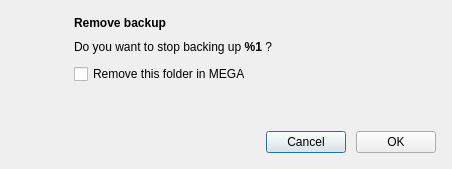
This is src/MEGASync/gui/macx/RemoveBackupDialog.ui in meganz/MEGAsync as Qt 5 draws it before an edit. The edited form follows.
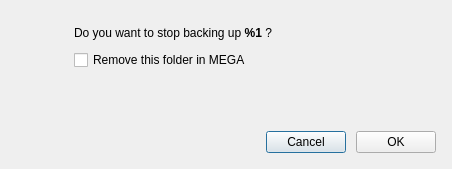
This is the edited form. Icons and pictures are not drawn.

Commit message:
Limit the display of modal dialog embedded title label
To only when and where necessary.

What changed in the file:
```diff
--- a/src/MEGASync/gui/macx/RemoveBackupDialog.ui
+++ b/src/MEGASync/gui/macx/RemoveBackupDialog.ui
@@ -56,19 +56,6 @@
      </property>
     </widget>
    </item>
-   <item row="0" column="1">
-    <widget class="QLabel" name="macOSBigSurTitleLabel">
-     <property name="font">
-      <font>
-       <weight>75</weight>
-       <bold>true</bold>
-      </font>
-     </property>
-     <property name="text">
-      <string>Remove backup</string>
-     </property>
-    </widget>
-   </item>
    <item row="0" column="0" rowspan="3">
     <widget class="QLabel" name="iconLabel">
      <property name="minimumSize">
```
The commit also changes 3 other files.
